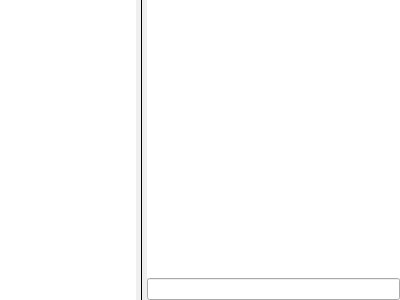
Above: Desktop/sessions.ui from dyfet/tycho_sipwitchqt before the change. Below: the same form after it.
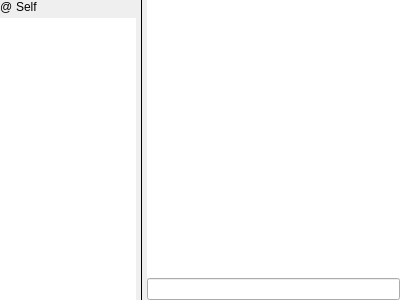
That is the form after the change.

Commit message: session screen main mvc view, cleanup

What changed in the file:
```diff
--- a/Desktop/sessions.ui
+++ b/Desktop/sessions.ui
@@ -32,10 +32,43 @@
    <item>
     <layout class="QVBoxLayout" name="verticalLayout">
      <property name="spacing">
-      <number>-1</number>
+      <number>4</number>
      </property>
      <item>
-      <widget class="QListView" name="contacts">
+      <layout class="QHBoxLayout" name="horizontalLayout_3">
+       <property name="spacing">
+        <number>0</number>
+       </property>
+       <item>
+        <widget class="QLabel" name="status">
+         <property name="minimumSize">
+          <size>
+           <width>16</width>
+           <height>0</height>
+          </size>
+         </property>
+         <property name="maximumSize">
+          <size>
+           <width>16</width>
+           <height>16777215</height>
+          </size>
+         </property>
+         <property name="text">
+          <string>@</string>
+         </property>
+        </widget>
+       </item>
+       <item>
+        <widget class="QLabel" name="self">
+         <property name="text">
+          <string>Self</string>
+         </property>
+        </widget>
+       </item>
+      </layout>
+     </item>
+     <item>
+      <widget class="QListView" name="sessions">
        <property name="sizePolicy">
         <sizepolicy hsizetype="Minimum" vsizetype="Expanding">
          <horstretch>0</horstretch>
```
Left out of the diff: 2 changed lines with no effect on the pictures. The commit also changes 17 other files.
